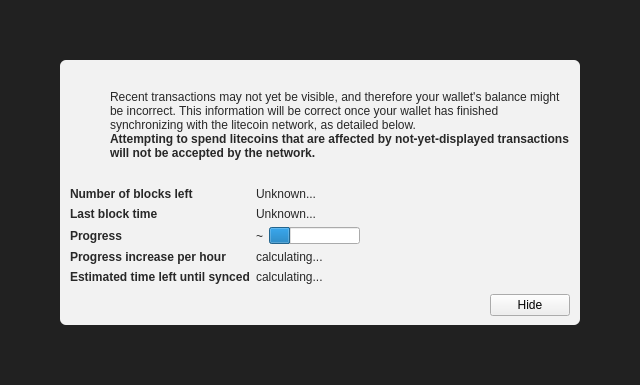
First picture: the form in src/qt/forms/modaloverlay.ui, repository fgshop/litecoin, before the edit.
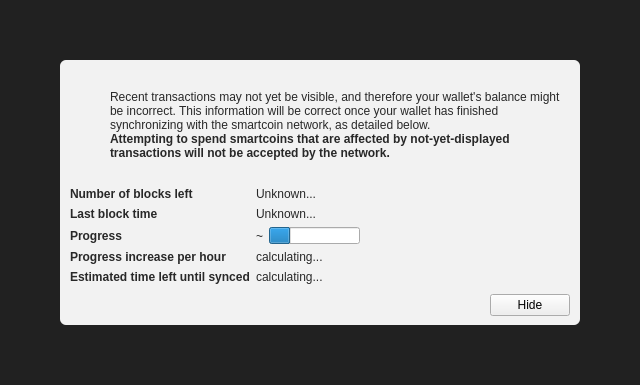
Second picture: the form after the edit. Icons and pictures are not drawn. Custom widgets are drawn as their Qt base class.

```diff
--- a/src/qt/forms/modaloverlay.ui
+++ b/src/qt/forms/modaloverlay.ui
@@ -130,7 +130,7 @@
              <item>
               <widget class="QLabel" name="infoText">
                <property name="text">
-                <string>Recent transactions may not yet be visible, and therefore your wallet's balance might be incorrect. This information will be correct once your wallet has finished synchronizing with the litecoin network, as detailed below.</string>
+                <string>Recent transactions may not yet be visible, and therefore your wallet's balance might be incorrect. This information will be correct once your wallet has finished synchronizing with the smartcoin network, as detailed below.</string>
                </property>
                <property name="textFormat">
                 <enum>Qt::RichText</enum>
@@ -149,7 +149,7 @@
                 </font>
                </property>
                <property name="text">
-                <string>Attempting to spend litecoins that are affected by not-yet-displayed transactions will not be accepted by the network.</string>
+                <string>Attempting to spend smartcoins that are affected by not-yet-displayed transactions will not be accepted by the network.</string>
                </property>
                <property name="textFormat">
                 <enum>Qt::RichText</enum>
```
